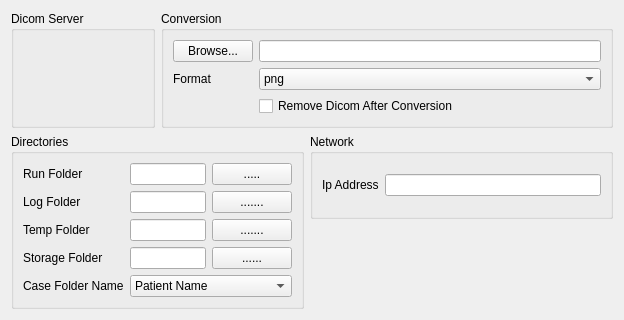
Before: the Qt Designer form ui/SettingWidgetIpR.ui in melnaquib/beamdicom, drawn with Qt 5.
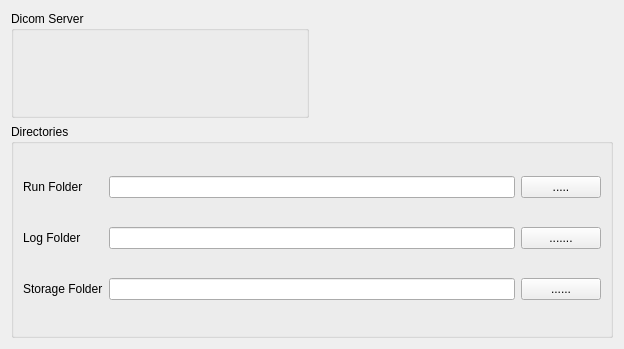
After: the same form once the commit is applied. Custom widgets are drawn as their Qt base class.

Commit message: change requirements to Beam dicom

Diff of the .ui file:
```diff
--- a/ui/SettingWidgetIpR.ui
+++ b/ui/SettingWidgetIpR.ui
@@ -7,7 +7,7 @@
     <x>0</x>
     <y>0</y>
     <width>624</width>
-    <height>298</height>
+    <height>349</height>
    </rect>
   </property>
   <property name="minimumSize">
@@ -20,103 +20,12 @@
    <string>Form</string>
   </property>
   <layout class="QGridLayout" name="gridLayout">
-   <item row="0" column="1" colspan="2">
-    <widget class="QGroupBox" name="conversiongroupBox">
-     <property name="title">
-      <string>Conversion</string>
-     </property>
-     <layout class="QGridLayout" name="gridLayout_3">
-      <item row="1" column="1">
-       <widget class="QComboBox" name="cnvFmtComboBox">
-        <item>
-         <property name="text">
-          <string>png</string>
-         </property>
-        </item>
-        <item>
-         <property name="text">
-          <string>jpg</string>
-         </property>
-        </item>
-        <item>
-         <property name="text">
-          <string>bmp</string>
-         </property>
-        </item>
-        <item>
-         <property name="text">
-          <string>pdf</string>
-         </property>
-        </item>
-       </widget>
-      </item>
-      <item row="0" column="1">
-       <widget class="QLineEdit" name="cnvDirLineEdit"/>
-      </item>
-      <item row="1" column="0">
-       <widget class="QLabel" name="label_5">
-        <property name="text">
-         <string>Format</string>
-        </property>
-       </widget>
-      </item>
-      <item row="0" column="0">
-       <widget class="QPushButton" name="cnvDirBrowsePushButton">
-        <property name="text">
-         <string>Browse...</string>
-        </property>
-       </widget>
-      </item>
-      <item row="2" column="1">
-       <widget class="QCheckBox" name="removeDicomCheckBox">
-        <property name="text">
-         <string>Remove Dicom After Conversion</string>
-        </property>
-       </widget>
-      </item>
-     </layout>
-    </widget>
-   </item>
    <item row="1" column="0" rowspan="2" colspan="2">
     <widget class="QGroupBox" name="directoriesgroupBox">
      <property name="title">
       <string>Directories</string>
      </property>
      <layout class="QGridLayout" name="gridLayout_2">
-      <item row="0" column="0">
-       <widget class="QLabel" name="label">
-        <property name="text">
-         <string>Run Folder</string>
-        </property>
-       </widget>
-      </item>
-      <item row="1" column="0">
-       <widget class="QLabel" name="label_2">
-        <property name="text">
-         <string>Log Folder</string>
-        </property>
-       </widget>
-      </item>
-      <item row="2" column="0">
-       <widget class="QLabel" name="label_4">
-        <property name="text">
-         <string>Temp Folder</string>
-        </property>
-       </widget>
-      </item>
-      <item row="1" column="2">
-       <widget class="QPushButton" name="logFldrBtn">
-        <property name="text">
-         <string>.......</string>
-        </property>
-       </widget>
-      </item>
-      <item row="0" column="1">
-       <widget class="QLineEdit" name="runFdrLineUnit"/>
-      </item>
-      <item row="1" column="1">
-       <widget class="QLineEdit" name="logFldrLineUnit"/>
-      </item>
       <item row="0" column="2">
        <widget class="QPushButton" name="runFldrbtn">
         <property name="text">
@@ -124,59 +33,50 @@
         </property>
        </widget>
       </item>
-      <item row="2" column="1">
-       <widget class="QLineEdit" name="tmpFldrLineUnit"/>
-      </item>
-      <item row="2" column="2">
-       <widget class="QPushButton" name="tmpFldrBtn">
-        <property name="text">
-         <string>.......</string>
-        </property>
-       </widget>
-      </item>
-      <item row="3" column="0">
+      <item row="2" column="0">
        <widget class="QLabel" name="label_3">
         <property name="text">
          <string>Storage Folder</string>
         </property>
        </widget>
       </item>
-      <item row="4" column="0">
-       <widget class="QLabel" name="label_6">
-        <property name="text">
-         <string>Case Folder Name</string>
-        </property>
-       </widget>
-      </item>
-      <item row="3" column="1">
+      <item row="2" column="1">
        <widget class="QLineEdit" name="storageFldrLineUnit"/>
       </item>
-      <item row="3" column="2">
+      <item row="2" column="2">
        <widget class="QPushButton" name="storageFldrBtn">
         <property name="text">
          <string>......</string>
         </property>
        </widget>
       </item>
-      <item row="4" column="1" colspan="2">
-       <widget class="QComboBox" name="foldernamemodFld">
-        <item>
-         <property name="text">
-          <string>Patient Name</string>
-         </property>
-        </item>
-        <item>
-         <property name="text">
-          <string>Patient ID</string>
-         </property>
-        </item>
-        <item>
-         <property name="text">
-          <string>Study IUID</string>
-         </property>
-        </item>
+      <item row="0" column="0">
+       <widget class="QLabel" name="label">
+        <property name="text">
+         <string>Run Folder</string>
+        </property>
        </widget>
       </item>
+      <item row="1" column="0">
+       <widget class="QLabel" name="label_2">
+        <property name="text">
+         <string>Log Folder</string>
+        </property>
+       </widget>
+      </item>
+      <item row="1" column="2">
+       <widget class="QPushButton" name="logFldrBtn">
+        <property name="text">
+         <string>.......</string>
+        </property>
+       </widget>
+      </item>
+      <item row="0" column="1">
+       <widget class="QLineEdit" name="runFdrLineUnit"/>
+      </item>
+      <item row="1" column="1">
+       <widget class="QLineEdit" name="logFldrLineUnit"/>
+      </item>
      </layout>
     </widget>
    </item>
@@ -192,29 +92,6 @@
      </layout>
     </widget>
    </item>
-   <item row="1" column="2">
-    <widget class="QGroupBox" name="groupBox">
-     <property name="title">
-      <string>Network</string>
-     </property>
-     <layout class="QGridLayout" name="gridLayout_9">
-      <item row="0" column="1">
-       <widget class="QLineEdit" name="ipAddressFld">
-        <property name="readOnly">
-         <bool>true</bool>
-        </property>
-       </widget>
-      </item>
-      <item row="0" column="0">
-       <widget class="QLabel" name="label_7">
-        <property name="text">
-         <string>Ip Address</string>
-        </property>
-       </widget>
-      </item>
-     </layout>
-    </widget>
-   </item>
   </layout>
  </widget>
  <customwidgets>
```
The commit also changes 12 other files.
